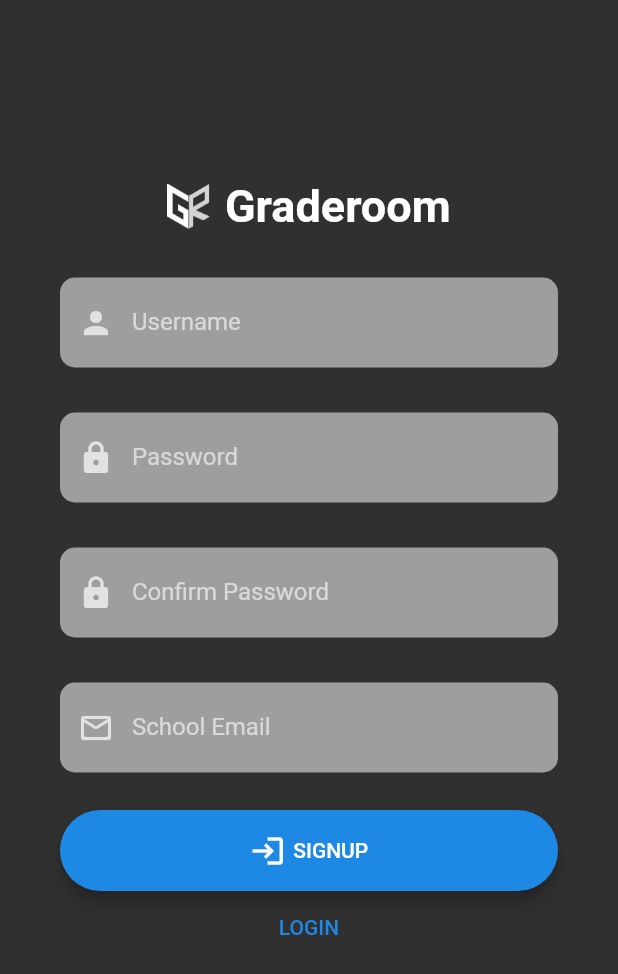
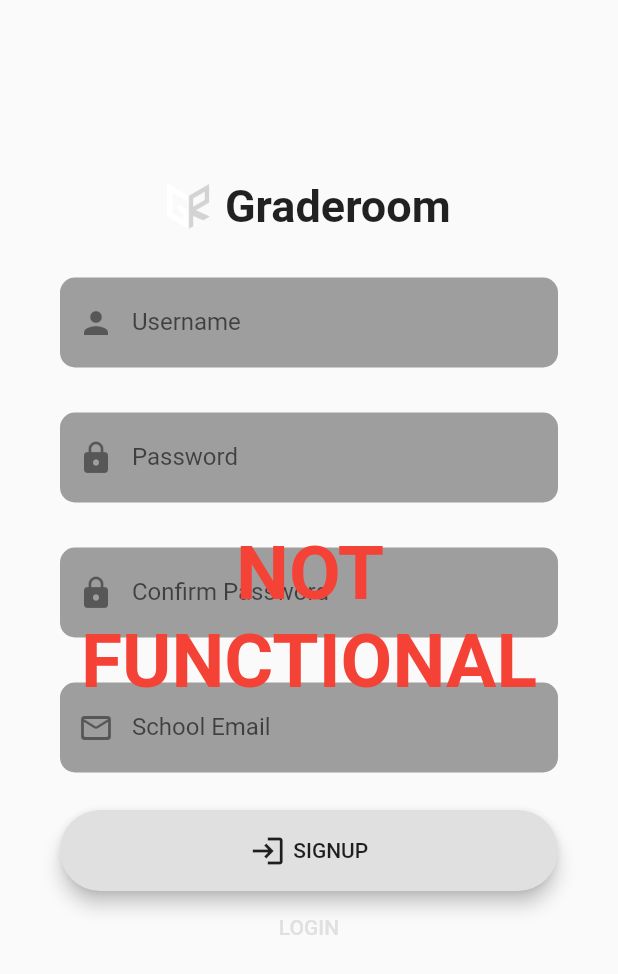
Before and after one commit to graderoom/graderoom-app, a Flutter app: the screen it shows after launch, after a tap on "SIGNUP", on a phone screen of 412 x 824 dp. Shown: the top 974 px of the screen. Run offline on Flutter 3.47's test engine with Material 2 defaults, Android fonts, the phone set to English and light mode, and no system bars; our stand-ins replace cookie_jar, dio, dio_cookie_manager, settings_ui, sqflite; missing offline and left inert: keyboard_visibility; accounts and stored records are empty; network calls fail.

Commit message:
Login screen is now bypassed if valid cookie is stored. Added watermark over pages that don't work yet.

```diff
--- a/lib/constants.dart
+++ b/lib/constants.dart
@@ -1,22 +1,5 @@
-import 'package:flutter/material.dart';
-
 class Constants {
   static const String appName = 'Graderoom';
   static const String logoPath = 'assets/images/logo.png';
   static const String dbPath = 'offlineStore.db';
-  static const String baseURL = 'http://192.168.1.31:5998';
-
-  static final kHintTextStyle = TextStyle(
-    fontFamily: 'Montserrat',
-  );
-
-  static final kLabelStyle = TextStyle(
-    fontWeight: FontWeight.bold,
-    fontFamily: 'Montserrat',
-  );
-
-  static final kBoxDecorationStyle = BoxDecoration(
-    color: Colors.grey,
-    borderRadius: BorderRadius.circular(10.0),
-  );
 }
--- a/lib/database/assignmentModel.dart
+++ b/lib/database/assignmentModel.dart
@@ -3,8 +3,7 @@ import 'dart:convert';
 List<Assignment> assignmentsFromJsonString(String str) =>
     List<Assignment>.from(json.decode(str).map((x) => Assignment.fromJson(x)));
 
-String assignmentsToJsonString(List<Assignment> data) =>
-    json.encode(data);
+String assignmentsToJsonString(List<Assignment> data) => json.encode(data);
 
 class Assignment {
   Assignment({
--- a/lib/database/courseModel.dart
+++ b/lib/database/courseModel.dart
@@ -7,8 +7,7 @@ List<Course> coursesFromJsonString(String str) {
   return List<Course>.from(json.decode(str).map((x) => Course.fromJsonOrSql(x)));
 }
 
-String coursesToJsonString(List<Course> data) =>
-    json.encode(List<Course>.from(data.map((x) => x.toSql())));
+String coursesToJsonString(List<Course> data) => json.encode(List<Course>.from(data.map((x) => x.toSql())));
 
 class Course {
   Course({
--- a/lib/http_client.dart
+++ b/lib/http_client.dart
@@ -6,42 +6,69 @@ import 'package:dio_cookie_manager/dio_cookie_manager.dart';
 import 'package:path/path.dart';
 import 'package:path_provider/path_provider.dart';
 
-import 'package:graderoom_app/constants.dart';
+class HTTPClient {
+  static const String baseUrl = 'https://beta.graderoom.me';
 
-class HTTPClient {
-  static const cookiePath = '.cookies';
+  static const String cookiePath = ".cookies";
+  static const String loginPath = "/api/login";
+  static const String statusPath = "/api/status";
+  static const String checkUpdateBackgroundPath = "/checkUpdateBackground";
+  static const String logoutPath = "/logout";
 
-  static const loginPath = "/api/login";
-  static const checkUpdateBackgroundPath = "/checkUpdateBackground";
-  static const logoutPath = "/logout";
+  static const String loginUrl = baseUrl + loginPath;
+  static const String statusUrl = baseUrl + statusPath;
+  static const String checkUpdateBackgroundUrl = baseUrl + checkUpdateBackgroundPath;
+  static const String logoutUrl = baseUrl + logoutPath;
 
-  static final dio = Dio();
-  static Uri cookieUri;
-  static PersistCookieJar cookieJar;
+  static final Dio dio = Dio();
+  static final Uri loginUri = Uri.parse(baseUrl + loginPath);
 
-  static bool ready = false;
+  static PersistCookieJar _cookieJar;
 
-  static String status = "";
+  static Future<PersistCookieJar> get cookieJar async {
+    if (_cookieJar != null) return _cookieJar;
+    await _prepare();
+    return _cookieJar;
+  }
 
-  _prepare() async {
+  static Future<Cookie> get cookie async {
+    var cookies = (await cookieJar).loadForRequest(loginUri);
+    if (cookies.length != 0) {
+      return (await cookieJar).loadForRequest(loginUri)[0];
+    }
+    return null;
+  }
+
+  static _prepare() async {
     Directory appDocDir = await getApplicationDocumentsDirectory();
     String appDocPath = appDocDir.path;
-    cookieJar = PersistCookieJar(dir: join(appDocPath, cookiePath));
-    dio.interceptors.add(CookieManager(cookieJar));
-    ready = true;
+    _cookieJar = PersistCookieJar(dir: join(appDocPath, cookiePath));
+    dio.interceptors.add(CookieManager(_cookieJar));
+  }
+
+  Future<Response> getStatus() async {
+    return await dio.get(
+      statusUrl,
+      options: Options(
+        followRedirects: true,
+        headers: {
+          'referer': baseUrl,
+        },
+        validateStatus: (status) {
+          return status < 500;
+        },
+      ),
+    );
   }
 
   Future<Response> login(String username, String password) async {
-    if (!ready) await _prepare();
-
-    var url = Constants.baseURL + loginPath;
     var body = {
       'username': username,
       'password': password,
     };
 
     var response = await dio.post(
-      url,
+      loginUrl,
       data: body,
       options: Options(
         followRedirects: false,
@@ -50,68 +77,56 @@ class HTTPClient {
         },
       ),
     );
-    var cookie = Cookie.fromSetCookieValue(response.headers['set-cookie'][0]);
-    cookieUri = Uri.parse(url);
-    cookieJar.saveFromResponse(cookieUri, [cookie]);
-    var redirect = response.headers['location'][0];
-    var finalResponse = await dio.get(
-      Constants.baseURL + redirect,
-      options: Options(
-        followRedirects: false,
-        validateStatus: (status) {
-          return status < 500;
-        },
-      ),
-    );
-    return finalResponse;
+
+    if (response.statusCode == 200) {
+      var _cookie = Cookie.fromSetCookieValue(response.headers['set-cookie'][0]);
+      (await cookieJar).saveFromResponse(loginUri, [_cookie]);
+    }
+    return response;
   }
 
-  Future<Response> logout() async {
-    var url = Constants.baseURL + logoutPath;
-    var cookie = cookieJar.loadForRequest(cookieUri);
-    var response = await dio.get(
-      url,
+  Future logout() async {
+    await dio.get(
+      logoutUrl,
       options: Options(
         followRedirects: false,
         headers: {
           'cookie': cookie,
-          'referer': Constants.baseURL,
+          'referer': baseUrl,
         },
         validateStatus: (status) {
           return status < 500;
         },
       ),
     );
-    return response;
   }
 
   Stream<Response> checkUpdateBackgroundStream() async* {
+    var status = "";
+    if ((await getStatus()).statusCode == 401) yield null;
     await _checkUpdateBackground();
-    while (status != "Sync Complete!" && status != "Sync Failed.") {
-      print(status);
-
+    while (!(["Sync Complete!", "Sync Failed.", "Already Synced!"]).contains(status)) {
       await Future.delayed(Duration(seconds: 1));
-      yield await _checkUpdateBackground();
+      var response = await _checkUpdateBackground();
+      status = response.data['message'];
+      yield response;
     }
   }
 
   Future<Response> _checkUpdateBackground() async {
-    var url = Constants.baseURL + checkUpdateBackgroundPath;
-    var cookie = cookieJar.loadForRequest(cookieUri);
-
-    var response = await dio.get(url,
+    var response = await dio.get(
+      checkUpdateBackgroundUrl,
       options: Options(
         followRedirects: false,
         headers: {
           'cookie': cookie,
-              'referer': Constants.baseURL,
+          'referer': baseUrl,
         },
         validateStatus: (status) {
           return status < 500;
-            }));
-
-    print(response.data['message']);
-    status = response.data['message'];
+        },
+      ),
+    );
 
     return response;
   }
--- a/lib/main.dart
+++ b/lib/main.dart
@@ -2,14 +2,30 @@ import 'package:flutter/material.dart';
 import 'package:flutter/services.dart';
 import 'package:graderoom_app/http_client.dart';
 import 'package:graderoom_app/screens/login_screen.dart';
+import 'package:graderoom_app/screens/main_screen.dart';
 import 'package:graderoom_app/theme.dart';
+
+var home;
 
 void main() async {
   WidgetsFlutterBinding.ensureInitialized();
 
   await SystemChrome.setPreferredOrientations([DeviceOrientation.portraitUp]);
 
-  print(HTTPClient.cookieJar);
+  var cookie = await HTTPClient.cookie;
+  if (cookie != null) {
+    var now = DateTime.now();
+    if (now.isBefore(cookie.expires)) {
+      var loggedIn = await HTTPClient().getStatus();
+      if (loggedIn.statusCode == 200) {
+        home = MainScreen();
+      } else {
+        home = LoginScreen();
+      }
+    }
+  } else {
+    home = LoginScreen();
+  }
 
   runApp(new App());
 }
@@ -27,9 +43,9 @@ class App extends StatelessWidget {
       child: MaterialApp(
         debugShowCheckedModeBanner: false,
         title: 'Graderoom',
-        theme: lightTheme,
-        darkTheme: darkTheme,
-        home: LoginScreen(),
+        theme: GraderoomTheme.lightTheme,
+        darkTheme: GraderoomTheme.darkTheme,
+        home: home,
       ),
     );
   }
--- a/lib/screens/login_screen.dart
+++ b/lib/screens/login_screen.dart
@@ -2,13 +2,13 @@ import 'dart:ui';
 
 import 'package:flutter/cupertino.dart';
 import 'package:flutter/material.dart';
-import 'package:keyboard_visibility/keyboard_visibility.dart';
-
 import 'package:graderoom_app/constants.dart';
 import 'package:graderoom_app/http_client.dart';
-import 'forgot_password_screen.dart';
-import 'main_screen.dart';
-import 'signup_screen.dart';
+import 'package:graderoom_app/screens/forgot_password_screen.dart';
+import 'package:graderoom_app/screens/main_screen.dart';
+import 'package:graderoom_app/screens/signup_screen.dart';
+import 'package:graderoom_app/theme.dart';
+import 'package:keyboard_visibility/keyboard_visibility.dart';
 
 class LoginScreen extends StatelessWidget {
   @override
@@ -94,10 +94,6 @@ class LoginFormState extends State<LoginForm> {
               children: <Widget>[
                 Container(
                   height: double.infinity,
-                  width: double.infinity,
-                ),
-                Container(
-                  height: double.infinity,
                   child: SingleChildScrollView(
                     physics: AlwaysScrollableScrollPhysics(),
                     padding: EdgeInsets.symmetric(
@@ -107,7 +103,8 @@ class LoginFormState extends State<LoginForm> {
                     child: Column(
                       mainAxisAlignment: MainAxisAlignment.center,
                       children: <Widget>[
-                        Row(
+                        Container(
+                          child: Row(
                             mainAxisAlignment: MainAxisAlignment.center,
                             children: <Widget>[
                               Image(
@@ -123,6 +120,9 @@ class LoginFormState extends State<LoginForm> {
                                 ),
                               ),
                             ],
+                          ),
+                          decoration: GraderoomTheme.brandStyle,
+                          padding: EdgeInsets.all(20.0),
                         ),
                         SizedBox(height: 20.0),
                         Text(
@@ -160,7 +160,7 @@ class LoginFormState extends State<LoginForm> {
       children: <Widget>[
         Container(
           alignment: Alignment.centerLeft,
-          decoration: Constants.kBoxDecorationStyle,
+          decoration: GraderoomTheme.textFieldStyle,
           height: 60.0,
           child: TextFormField(
             decoration: InputDecoration(
@@ -185,7 +185,7 @@ class LoginFormState extends State<LoginForm> {
       children: <Widget>[
         Container(
           alignment: Alignment.centerLeft,
-          decoration: Constants.kBoxDecorationStyle,
+          decoration: GraderoomTheme.textFieldStyle,
           height: 60.0,
           child: TextFormField(
             obscureText: true,
@@ -210,11 +210,11 @@ class LoginFormState extends State<LoginForm> {
       alignment: Alignment.centerRight,
       padding: EdgeInsets.only(right: 0.0),
       child: FlatButton(
-        onPressed: () => Navigator.of(context).push(MaterialPageRoute(
-            builder: (BuildContext context) => ForgotPasswordScreen())),
+        onPressed: () =>
+            Navigator.of(context).push(MaterialPageRoute(builder: (BuildContext context) => ForgotPasswordScreen())),
         child: Text(
           "Forgot Password?",
-          style: Constants.kLabelStyle,
+          style: GraderoomTheme.labelStyle,
         ),
       ),
     );
@@ -228,8 +228,7 @@ class LoginFormState extends State<LoginForm> {
           elevation: 5.0,
           onPressed: () => _submit(),
           padding: EdgeInsets.all(15.0),
-          shape:
-              RoundedRectangleBorder(borderRadius: BorderRadius.circular(30.0)),
+          shape: RoundedRectangleBorder(borderRadius: BorderRadius.circular(30.0)),
           child: Row(
             mainAxisAlignment: MainAxisAlignment.center,
             children: <Widget>[
@@ -244,8 +243,8 @@ class LoginFormState extends State<LoginForm> {
   Widget _buildSignupBtn() {
     return Container(
       child: FlatButton(
-        onPressed: () => Navigator.of(context).push(MaterialPageRoute(
-            builder: (BuildContext context) => SignupScreen())),
+        onPressed: () =>
+            Navigator.of(context).push(MaterialPageRoute(builder: (BuildContext context) => SignupScreen())),
         child: Text(
           "SIGNUP",
           style: TextStyle(color: Theme.of(context).buttonColor),
--- a/lib/screens/main_screen.dart
+++ b/lib/screens/main_screen.dart
@@ -1,9 +1,8 @@
 import 'package:dio/dio.dart';
 import 'package:flutter/material.dart';
-
 import 'package:graderoom_app/database/db.dart';
 import 'package:graderoom_app/http_client.dart';
-import 'settings_screen.dart';
+import 'package:graderoom_app/screens/settings_screen.dart';
 
 var db = DB.db;
 
--- a/lib/screens/signup_screen.dart
+++ b/lib/screens/signup_screen.dart
@@ -2,9 +2,9 @@ import 'dart:ui';
 
 import 'package:flutter/cupertino.dart';
 import 'package:flutter/material.dart';
-
 import 'package:graderoom_app/constants.dart';
-import 'login_screen.dart';
+import 'package:graderoom_app/screens/login_screen.dart';
+import 'package:graderoom_app/theme.dart';
 
 class SignupScreen extends StatelessWidget {
   @override
@@ -53,10 +53,6 @@ class LoginFormState extends State<LoginForm> {
         children: <Widget>[
           Container(
             height: double.infinity,
-            width: double.infinity,
-          ),
-          Container(
-            height: double.infinity,
             child: SingleChildScrollView(
               physics: AlwaysScrollableScrollPhysics(),
               padding: EdgeInsets.symmetric(
@@ -97,6 +93,21 @@ class LoginFormState extends State<LoginForm> {
               ),
             ),
           ),
+          Container(
+            height: double.infinity,
+            width: double.infinity,
+            child: Center(
+              child: Text(
+                "NOT FUNCTIONAL",
+                textAlign: TextAlign.center,
+                style: TextStyle(
+                  color: Colors.red,
+                  fontWeight: FontWeight.bold,
+                  fontSize: 50.0,
+                ),
+              ),
+            ),
+          ),
         ],
       ),
     );
@@ -108,7 +119,7 @@ class LoginFormState extends State<LoginForm> {
       children: <Widget>[
         Container(
           alignment: Alignment.centerLeft,
-          decoration: Constants.kBoxDecorationStyle,
+          decoration: GraderoomTheme.textFieldStyle,
           height: 60.0,
           child: TextFormField(
             decoration: InputDecoration(
@@ -131,7 +142,7 @@ class LoginFormState extends State<LoginForm> {
       children: <Widget>[
         Container(
           alignment: Alignment.centerLeft,
-          decoration: Constants.kBoxDecorationStyle,
+          decoration: GraderoomTheme.textFieldStyle,
           height: 60.0,
           child: TextFormField(
             obscureText: true,
@@ -155,7 +166,7 @@ class LoginFormState extends State<LoginForm> {
       children: <Widget>[
         Container(
           alignment: Alignment.centerLeft,
-          decoration: Constants.kBoxDecorationStyle,
+          decoration: GraderoomTheme.textFieldStyle,
           height: 60.0,
           child: TextFormField(
             obscureText: true,
@@ -179,7 +190,7 @@ class LoginFormState extends State<LoginForm> {
       children: <Widget>[
         Container(
           alignment: Alignment.centerLeft,
-          decoration: Constants.kBoxDecorationStyle,
+          decoration: GraderoomTheme.textFieldStyle,
           height: 60.0,
           child: TextFormField(
             decoration: InputDecoration(
@@ -202,7 +213,7 @@ class LoginFormState extends State<LoginForm> {
       children: <Widget>[
         Container(
           alignment: Alignment.centerLeft,
-          decoration: Constants.kBoxDecorationStyle,
+          decoration: GraderoomTheme.textFieldStyle,
           height: 60.0,
           child: TextFormField(
             decoration: InputDecoration(
--- a/lib/theme.dart
+++ b/lib/theme.dart
@@ -1,6 +1,32 @@
 import 'package:flutter/material.dart';
 
-ThemeData darkTheme = ThemeData.dark();
+class GraderoomTheme {
+  static final ThemeData darkTheme = ThemeData.dark();
 
-// Todo change in-app icon dynamically
-ThemeData lightTheme = ThemeData.dark();
+  // Todo change in-app icon dynamically
+  static final ThemeData lightTheme = ThemeData.light();
+
+  static final hintStyle = TextStyle(
+    fontFamily: 'Montserrat',
+  );
+
+  static final labelStyle = TextStyle(
+    fontWeight: FontWeight.bold,
+    fontFamily: 'Montserrat',
+  );
+
+  static final textFieldStyle = BoxDecoration(
+    color: Colors.grey,
+    borderRadius: BorderRadius.circular(10.0),
+  );
+
+  static final brandStyle = BoxDecoration(
+    gradient: RadialGradient(
+      center: Alignment.centerLeft,
+      colors: [Colors.black, Colors.grey],
+      stops: [0.5, 1],
+      radius: 2.0,
+    ),
+    borderRadius: BorderRadius.circular(10.0),
+  );
+}
```
Also changed, not shown: lib/database/db.dart (+5 -7 lines), lib/screens/forgot_password_screen.dart (+22 -1 lines), lib/screens/settings_screen.dart (+4 -5 lines), 1 other file. Lines whose indentation alone changed are shown as unchanged.
